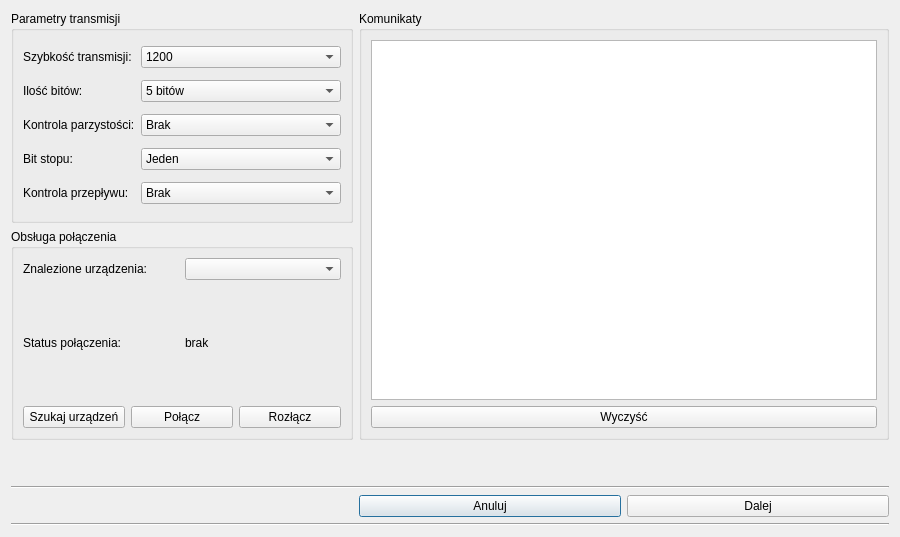
Above: BBot/ui/communicationwindow.ui from AdamKrzykala/Balancing-robot-STM32-Qt5-App before the change. Below: the same form after it.
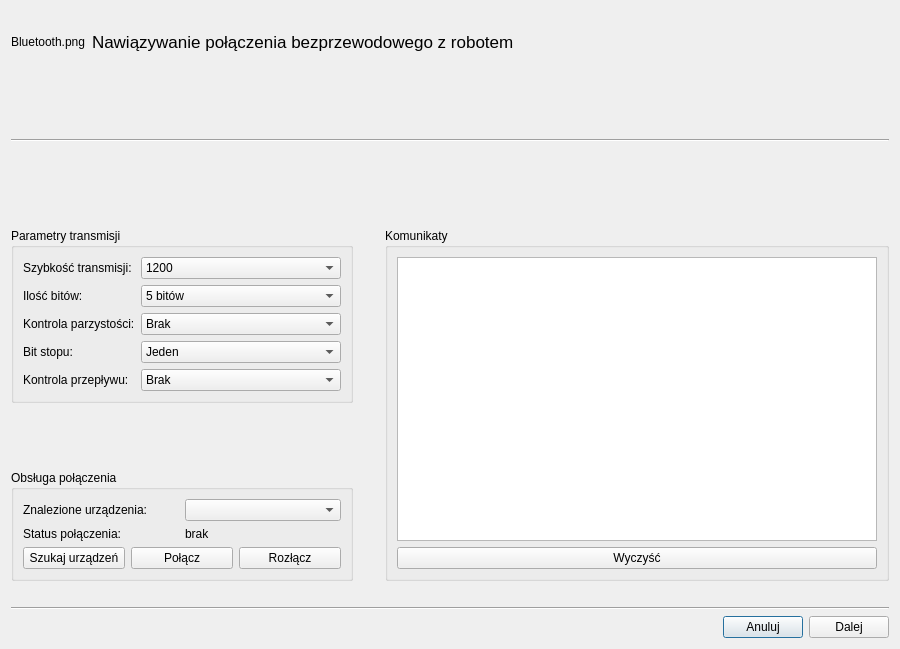
That is the form after the change.

```diff
--- a/BBot/ui/communicationwindow.ui
+++ b/BBot/ui/communicationwindow.ui
@@ -7,20 +7,249 @@
     <x>0</x>
     <y>0</y>
     <width>900</width>
-    <height>537</height>
+    <height>649</height>
    </rect>
   </property>
+  <property name="minimumSize">
+   <size>
+    <width>900</width>
+    <height>649</height>
+   </size>
+  </property>
+  <property name="maximumSize">
+   <size>
+    <width>900</width>
+    <height>649</height>
+   </size>
+  </property>
   <property name="windowTitle">
    <string>Łączenie</string>
   </property>
-  <layout class="QGridLayout" name="gridLayout_4">
-   <item row="0" column="0" colspan="2">
+  <layout class="QGridLayout" name="gridLayout">
+   <item row="9" column="0" colspan="4">
+    <layout class="QHBoxLayout" name="horizontalLayout_9">
+     <item>
+      <spacer name="horizontalSpacer">
+       <property name="orientation">
+        <enum>Qt::Horizontal</enum>
+       </property>
+       <property name="sizeType">
+        <enum>QSizePolicy::Expanding</enum>
+       </property>
+       <property name="sizeHint" stdset="0">
+        <size>
+         <width>40</width>
+         <height>20</height>
+        </size>
+       </property>
+      </spacer>
+     </item>
+     <item>
+      <widget class="QPushButton" name="pushButton_Cancel">
+       <property name="text">
+        <string>Anuluj</string>
+       </property>
+      </widget>
+     </item>
+     <item>
+      <widget class="QPushButton" name="pushButton_Continue">
+       <property name="text">
+        <string>Dalej</string>
+       </property>
+      </widget>
+     </item>
+    </layout>
+   </item>
+   <item row="6" column="0" colspan="2">
+    <widget class="QGroupBox" name="groupBox_3">
+     <property name="title">
+      <string>Obsługa połączenia</string>
+     </property>
+     <layout class="QGridLayout" name="gridLayout_3">
+      <item row="2" column="0">
+       <layout class="QHBoxLayout" name="horizontalLayout_7">
+        <item>
+         <widget class="QPushButton" name="pushButton_Search">
+          <property name="text">
+           <string>Szukaj urządzeń</string>
+          </property>
+         </widget>
+        </item>
+        <item>
+         <widget class="QPushButton" name="pushButton_Connect">
+          <property name="text">
+           <string>Połącz</string>
+          </property>
+         </widget>
+        </item>
+        <item>
+         <widget class="QPushButton" name="pushButton_Disconnect">
+          <property name="text">
+           <string>Rozłącz</string>
+          </property>
+         </widget>
+        </item>
+       </layout>
+      </item>
+      <item row="1" column="0">
+       <layout class="QHBoxLayout" name="horizontalLayout_6">
+        <item>
+         <widget class="QLabel" name="label_6">
+          <property name="text">
+           <string>Status połączenia:</string>
+          </property>
+         </widget>
+        </item>
+        <item>
+         <widget class="QLabel" name="label_ConnectionStatus">
+          <property name="text">
+           <string>brak</string>
+          </property>
+         </widget>
+        </item>
+       </layout>
+      </item>
+      <item row="0" column="0">
+       <layout class="QHBoxLayout" name="horizontalLayout_8">
+        <item>
+         <widget class="QLabel" name="label_7">
+          <property name="text">
+           <string>Znalezione urządzenia:</string>
+          </property>
+         </widget>
+        </item>
+        <item>
+         <widget class="QComboBox" name="comboBox_Devices"/>
+        </item>
+       </layout>
+      </item>
+     </layout>
+    </widget>
+   </item>
+   <item row="0" column="0" colspan="4">
+    <layout class="QHBoxLayout" name="horizontalLayout_10">
+     <item>
+      <widget class="QLabel" name="label_Bluetooth">
+       <property name="minimumSize">
+        <size>
+         <width>0</width>
+         <height>0</height>
+        </size>
+       </property>
+       <property name="text">
+        <string>Bluetooth.png</string>
+       </property>
+      </widget>
+     </item>
+     <item>
+      <widget class="QLabel" name="label_8">
+       <property name="font">
+        <font>
+         <pointsize>13</pointsize>
+        </font>
+       </property>
+       <property name="text">
+        <string>Nawiązywanie połączenia bezprzewodowego z robotem</string>
+       </property>
+      </widget>
+     </item>
+     <item>
+      <spacer name="horizontalSpacer_3">
+       <property name="orientation">
+        <enum>Qt::Horizontal</enum>
+       </property>
+       <property name="sizeHint" stdset="0">
+        <size>
+         <width>40</width>
+         <height>20</height>
+        </size>
+       </property>
+      </spacer>
+     </item>
+    </layout>
+   </item>
+   <item row="1" column="0" rowspan="2" colspan="4">
+    <widget class="Line" name="line_2">
+     <property name="orientation">
+      <enum>Qt::Horizontal</enum>
+     </property>
+    </widget>
+   </item>
+   <item row="8" column="0" colspan="4">
+    <widget class="Line" name="line">
+     <property name="orientation">
+      <enum>Qt::Horizontal</enum>
+     </property>
+    </widget>
+   </item>
+   <item row="4" column="0" colspan="2">
     <widget class="QGroupBox" name="groupBox">
      <property name="title">
       <string>Parametry transmisji</string>
      </property>
-     <layout class="QGridLayout" name="gridLayout">
-      <item row="1" column="0">
+     <layout class="QVBoxLayout" name="verticalLayout">
+      <item>
+       <layout class="QHBoxLayout" name="horizontalLayout">
+        <item>
+         <widget class="QLabel" name="label">
+          <property name="text">
+           <string>Szybkość transmisji:</string>
+          </property>
+         </widget>
+        </item>
+        <item>
+         <widget class="QComboBox" name="comboBox_Baud">
+          <property name="minimumSize">
+           <size>
+            <width>200</width>
+            <height>0</height>
+           </size>
+          </property>
+          <item>
+           <property name="text">
+            <string>1200</string>
+           </property>
+          </item>
+          <item>
+           <property name="text">
+            <string>4800</string>
+           </property>
+          </item>
+          <item>
+           <property name="text">
+            <string>9600</string>
+           </property>
+          </item>
+          <item>
+           <property name="text">
+            <string>19200</string>
+           </property>
+          </item>
+          <item>
+           <property name="text">
+            <string>38400</string>
+           </property>
+          </item>
+          <item>
+           <property name="text">
+            <string>57600</string>
+           </property>
+          </item>
+          <item>
+           <property name="text">
+            <string>115200</string>
+           </property>
+          </item>
+          <item>
+           <property name="text">
+            <string>Nieznane</string>
+           </property>
+          </item>
+         </widget>
+        </item>
+       </layout>
+      </item>
+      <item>
        <layout class="QHBoxLayout" name="horizontalLayout_2">
         <item>
          <widget class="QLabel" name="label_2">
@@ -66,48 +295,7 @@
         </item>
        </layout>
       </item>
-      <item row="3" column="0">
-       <layout class="QHBoxLayout" name="horizontalLayout_4">
-        <item>
-         <widget class="QLabel" name="label_4">
-          <property name="text">
-           <string>Bit stopu:</string>
-          </property>
-         </widget>
-        </item>
-        <item>
-         <widget class="QComboBox" name="comboBox_Stop">
-          <property name="minimumSize">
-           <size>
-            <width>200</width>
-            <height>0</height>
-           </size>
-          </property>
-          <item>
-           <property name="text">
-            <string>Jeden</string>
-           </property>
-          </item>
-          <item>
-           <property name="text">
-            <string>Dwa</string>
-           </property>
-          </item>
-          <item>
-           <property name="text">
-            <string>Półtora</string>
-           </property>
-          </item>
-          <item>
-           <property name="text">
-            <string>Nieznane</string>
-           </property>
-          </item>
-         </widget>
-        </item>
-       </layout>
-      </item>
-      <item row="2" column="0">
+      <item>
        <layout class="QHBoxLayout" name="horizontalLayout_3">
         <item>
          <widget class="QLabel" name="label_3">
@@ -158,7 +346,48 @@
         </item>
        </layout>
       </item>
-      <item row="4" column="0">
+      <item>
+       <layout class="QHBoxLayout" name="horizontalLayout_4">
+        <item>
+         <widget class="QLabel" name="label_4">
+          <property name="text">
+           <string>Bit stopu:</string>
+          </property>
+         </widget>
+        </item>
+        <item>
+         <widget class="QComboBox" name="comboBox_Stop">
+          <property name="minimumSize">
+           <size>
+            <width>200</width>
+            <height>0</height>
+           </size>
+          </property>
+          <item>
+           <property name="text">
+            <string>Jeden</string>
+           </property>
+          </item>
+          <item>
+           <property name="text">
+            <string>Dwa</string>
+           </property>
+          </item>
+          <item>
+           <property name="text">
+            <string>Półtora</string>
+           </property>
+          </item>
+          <item>
+           <property name="text">
+            <string>Nieznane</string>
+           </property>
+          </item>
+         </widget>
+        </item>
+       </layout>
+      </item>
+      <item>
        <layout class="QHBoxLayout" name="horizontalLayout_5">
         <item>
          <widget class="QLabel" name="label_5">
@@ -199,103 +428,10 @@
         </item>
        </layout>
       </item>
-      <item row="0" column="0">
-       <layout class="QHBoxLayout" name="horizontalLayout">
-        <item>
-         <widget class="QLabel" name="label">
-          <property name="text">
-           <string>Szybkość transmisji:</string>
-          </property>
-         </widget>
-        </item>
-        <item>
-         <widget class="QComboBox" name="comboBox_Baud">
-          <property name="minimumSize">
-           <size>
-            <width>200</width>
-            <height>0</height>
-           </size>
-          </property>
-          <item>
-           <property name="text">
-            <string>1200</string>
-           </property>
-          </item>
-          <item>
-           <property name="text">
-            <string>4800</string>
-           </property>
-          </item>
-          <item>
-           <property name="text">
-            <string>9600</string>
-           </property>
-          </item>
-          <item>
-           <property name="text">
-            <string>19200</string>
-           </property>
-          </item>
-          <item>
-           <property name="text">
-            <string>38400</string>
-           </property>
-          </item>
-          <item>
-           <property name="text">
-            <string>57600</string>
-           </property>
-          </item>
-          <item>
-           <property name="text">
-            <string>115200</string>
-           </property>
-          </item>
-          <item>
-           <property name="text">
-            <string>Nieznane</string>
-           </property>
-          </item>
-         </widget>
-        </item>
-       </layout>
-      </item>
      </layout>
     </widget>
    </item>
-   <item row="6" column="0" colspan="3">
-    <widget class="Line" name="line_2">
-     <property name="orientation">
-      <enum>Qt::Horizontal</enum>
-     </property>
-    </widget>
-   </item>
-   <item row="4" column="2">
-    <layout class="QHBoxLayout" name="horizontalLayout_9">
-     <item>
-      <widget class="QPushButton" name="pushButton_Cancel">
-       <property name="text">
-        <string>Anuluj</string>
-       </property>
-      </widget>
-     </item>
-     <item>
-      <widget class="QPushButton" name="pushButton_Continue">
-       <property name="text">
-        <string>Dalej</string>
-       </property>
-      </widget>
-     </item>
-    </layout>
-   </item>
-   <item row="3" column="0" colspan="3">
-    <widget class="Line" name="line">
-     <property name="orientation">
-      <enum>Qt::Horizontal</enum>
-     </property>
-    </widget>
-   </item>
-   <item row="0" column="2" rowspan="2">
+   <item row="4" column="3" rowspan="3">
     <widget class="QGroupBox" name="groupBox_2">
      <property name="title">
       <string>Komunikaty</string>
@@ -314,7 +450,23 @@
      </layout>
     </widget>
    </item>
-   <item row="2" column="0" colspan="3">
+   <item row="3" column="0" colspan="4">
+    <spacer name="verticalSpacer_2">
+     <property name="orientation">
+      <enum>Qt::Vertical</enum>
+     </property>
+     <property name="sizeType">
+      <enum>QSizePolicy::Fixed</enum>
+     </property>
+     <property name="sizeHint" stdset="0">
+      <size>
+       <width>20</width>
+       <height>20</height>
+      </size>
+     </property>
+    </spacer>
+   </item>
+   <item row="7" column="0" colspan="4">
     <spacer name="verticalSpacer">
      <property name="orientation">
       <enum>Qt::Vertical</enum>
@@ -325,76 +477,42 @@
      <property name="sizeHint" stdset="0">
       <size>
        <width>20</width>
-       <height>40</height>
+       <height>20</height>
       </size>
      </property>
     </spacer>
    </item>
-   <item row="1" column="0" colspan="2">
-    <widget class="QGroupBox" name="groupBox_3">
-     <property name="title">
-      <string>Obsługa połączenia</string>
+   <item row="4" column="2" rowspan="3">
+    <spacer name="horizontalSpacer_2">
+     <property name="orientation">
+      <enum>Qt::Horizontal</enum>
      </property>
-     <layout class="QGridLayout" name="gridLayout_3">
-      <item row="2" column="0">
-       <layout class="QHBoxLayout" name="horizontalLayout_7">
-        <item>
-         <widget class="QPushButton" name="pushButton_Search">
-          <property name="text">
-           <string>Szukaj urządzeń</string>
-          </property>
-         </widget>
-        </item>
-        <item>
-         <widget class="QPushButton" name="pushButton_Connect">
-          <property name="text">
-           <string>Połącz</string>
-          </property>
-         </widget>
-        </item>
-        <item>
-         <widget class="QPushButton" name="pushButton_Disconnect">
-          <property name="text">
-           <string>Rozłącz</string>
-          </property>
-         </widget>
-        </item>
-       </layout>
-      </item>
-      <item row="1" column="0">
-       <layout class="QHBoxLayout" name="horizontalLayout_6">
-        <item>
-         <widget class="QLabel" name="label_6">
-          <property name="text">
-           <string>Status połączenia:</string>
-          </property>
-         </widget>
-        </item>
-        <item>
-         <widget class="QLabel" name="label_ConnectionStatus">
-          <property name="text">
-           <string>brak</string>
-          </property>
-         </widget>
-        </item>
-       </layout>
-      </item>
-      <item row="0" column="0">
-       <layout class="QHBoxLayout" name="horizontalLayout_8">
-        <item>
-         <widget class="QLabel" name="label_7">
-          <property name="text">
-           <string>Znalezione urządzenia:</string>
-          </property>
-         </widget>
-        </item>
-        <item>
-         <widget class="QComboBox" name="comboBox_Devices"/>
-        </item>
-       </layout>
-      </item>
-     </layout>
-    </widget>
+     <property name="sizeType">
+      <enum>QSizePolicy::Fixed</enum>
+     </property>
+     <property name="sizeHint" stdset="0">
+      <size>
+       <width>20</width>
+       <height>20</height>
+      </size>
+     </property>
+    </spacer>
+   </item>
+   <item row="5" column="0" colspan="2">
+    <spacer name="verticalSpacer_3">
+     <property name="orientation">
+      <enum>Qt::Vertical</enum>
+     </property>
+     <property name="sizeType">
+      <enum>QSizePolicy::Fixed</enum>
+     </property>
+     <property name="sizeHint" stdset="0">
+      <size>
+       <width>20</width>
+       <height>20</height>
+      </size>
+     </property>
+    </spacer>
    </item>
   </layout>
  </widget>
```
